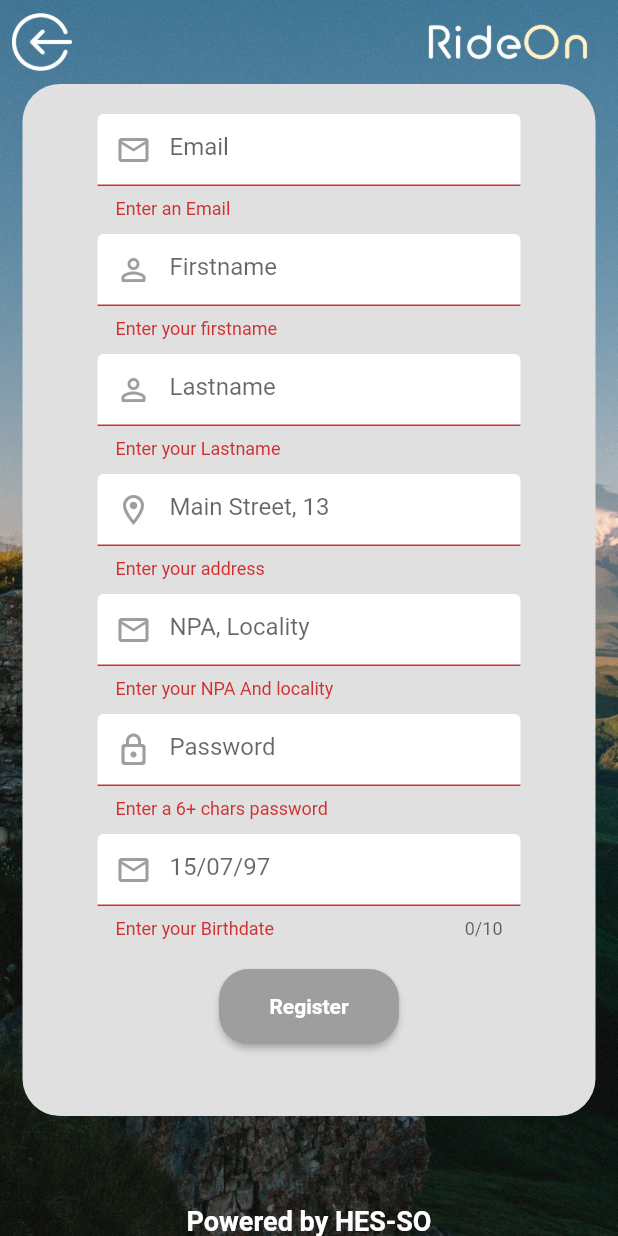
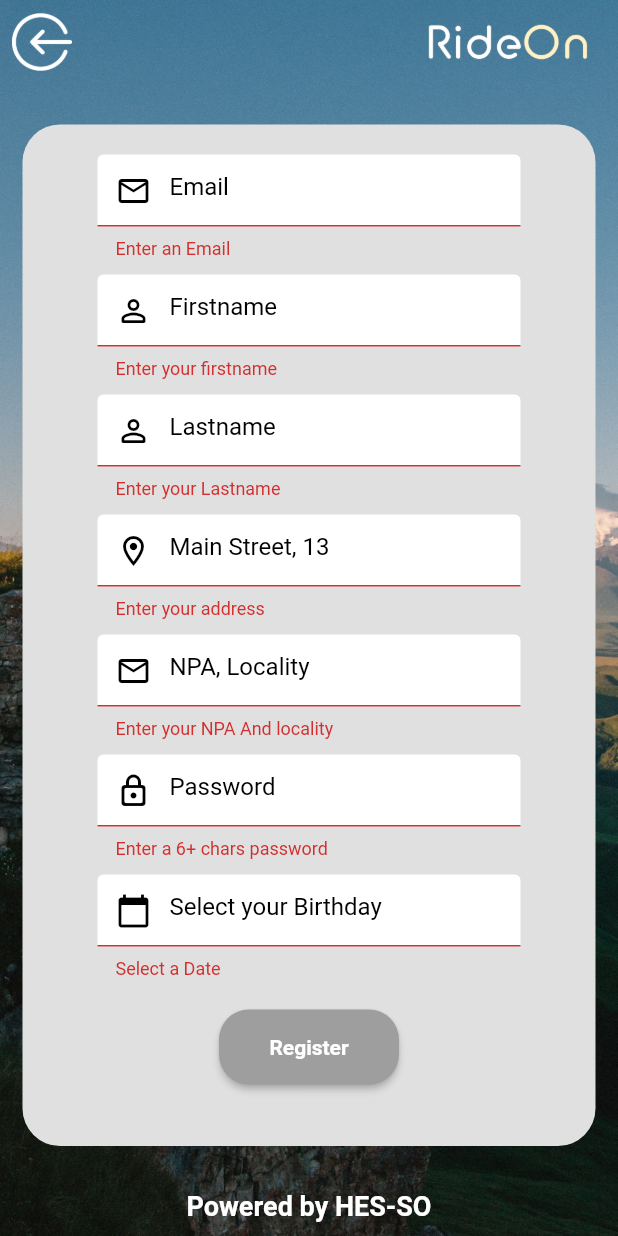
Before and after one commit to ndevanthery/cycling_routes, a Flutter app: the Register screen opened by its route, after a tap on "Register", on a phone screen of 412 x 824 dp. Run offline on Flutter 3.47's test engine with Material 2 defaults, Android fonts, the phone set to English and light mode, and no system bars; our stand-ins replace cloud_firestore, firebase_auth, firebase_core, flutter_map, flutter_spinkit, flutter_svg and 2 more; missing offline and left inert: dart:html, dart:js; accounts and stored records are empty.

Commit message:
Date picker for birthday in register OK

```diff
--- a/lib/Screens/authenticate/register.dart
+++ b/lib/Screens/authenticate/register.dart
@@ -1,5 +1,6 @@
 import 'package:cycling_routes/Screens/authenticate/sign_in.dart';
 import 'package:flutter/material.dart';
+import 'package:intl/intl.dart';
 
 import '../../Services/auth.dart';
 import '../../Shared/components/loading.dart';
@@ -13,6 +14,8 @@ class Register extends StatefulWidget {
 }
 
 class _RegisterState extends State<Register> {
+  TextEditingController dateInput = TextEditingController();
+
   final AuthService _auth = AuthService();
   final _formKey = GlobalKey<FormState>();
   bool isLoading = false;
@@ -25,7 +28,6 @@ class _RegisterState extends State<Register> {
   late String lastname;
   late String address;
   late String npa;
-  late DateTime birthdate;
   @override
   initState() {
     super.initState();
@@ -36,14 +38,13 @@ class _RegisterState extends State<Register> {
     lastname = '';
     address = '';
     npa = '';
-    birthdate = DateTime.now();
+    dateInput.text = "";
   }
 
   @override
   Widget build(BuildContext context) {
     return isLoading
         ? const Loading()
-
         : Stack(children: <Widget>[
             Image.asset(
               "assets/img/bkg_signin.jpg",
@@ -93,9 +94,13 @@ class _RegisterState extends State<Register> {
                       child: Column(
                         children: <Widget>[
                           TextFormField(
+                            style: const TextStyle(color: Colors.black),
                             decoration: textInputDecoration.copyWith(
                                 hintText: 'Email',
-                                prefixIcon: const Icon(Icons.mail_outline)),
+                                prefixIcon: const Icon(
+                                  Icons.mail_outline,
+                                  color: Colors.black,
+                                )),
                             validator: (value) =>
                                 value == '' ? 'Enter an Email' : null,
                             onChanged: (value) {
@@ -106,9 +111,13 @@ class _RegisterState extends State<Register> {
                             height: 10.0,
                           ),
                           TextFormField(
+                            style: const TextStyle(color: Colors.black),
                             decoration: textInputDecoration.copyWith(
                                 hintText: 'Firstname',
-                                prefixIcon: const Icon(Icons.person_outline_rounded)),
+                                prefixIcon: const Icon(
+                                  Icons.person_outline_rounded,
+                                  color: Colors.black,
+                                )),
                             validator: (value) =>
                                 value == '' ? 'Enter your firstname' : null,
                             onChanged: (value) {
@@ -119,9 +128,13 @@ class _RegisterState extends State<Register> {
                             height: 10.0,
                           ),
                           TextFormField(
+                            style: const TextStyle(color: Colors.black),
                             decoration: textInputDecoration.copyWith(
                                 hintText: 'Lastname',
-                                prefixIcon: const Icon(Icons.person_outline_rounded)),
+                                prefixIcon: const Icon(
+                                  Icons.person_outline_rounded,
+                                  color: Colors.black,
+                                )),
                             validator: (value) =>
                                 value == '' ? 'Enter your Lastname' : null,
                             onChanged: (value) {
@@ -132,9 +145,13 @@ class _RegisterState extends State<Register> {
                             height: 10.0,
                           ),
                           TextFormField(
+                            style: const TextStyle(color: Colors.black),
                             decoration: textInputDecoration.copyWith(
                                 hintText: 'Main Street, 13',
-                                prefixIcon: const Icon(Icons.location_on_outlined)),
+                                prefixIcon: const Icon(
+                                  Icons.location_on_outlined,
+                                  color: Colors.black,
+                                )),
                             validator: (value) =>
                                 value == '' ? 'Enter your address' : null,
                             onChanged: (value) {
@@ -145,9 +162,13 @@ class _RegisterState extends State<Register> {
                             height: 10.0,
                           ),
                           TextFormField(
+                            style: const TextStyle(color: Colors.black),
                             decoration: textInputDecoration.copyWith(
                                 hintText: 'NPA, Locality',
-                                prefixIcon: const Icon(Icons.mail_outline)),
+                                prefixIcon: const Icon(
+                                  Icons.mail_outline,
+                                  color: Colors.black,
+                                )),
                             validator: (value) => value == ''
                                 ? 'Enter your NPA And locality'
                                 : null,
@@ -159,10 +180,13 @@ class _RegisterState extends State<Register> {
                             height: 10.0,
                           ),
                           TextFormField(
+                            style: const TextStyle(color: Colors.black),
                             decoration: textInputDecoration.copyWith(
                                 hintText: 'Password',
-                                prefixIcon:
-                                    const Icon(Icons.lock_outline_rounded)),
+                                prefixIcon: const Icon(
+                                  Icons.lock_outline_rounded,
+                                  color: Colors.black,
+                                )),
                             validator: (value) => value!.length < 6
                                 ? 'Enter a 6+ chars password'
                                 : null,
@@ -174,56 +198,43 @@ class _RegisterState extends State<Register> {
                           const SizedBox(
                             height: 10.0,
                           ),
-                          // InputDatePickerFormField(
-                          //   firstDate: DateTime(
-                          //     2019,
-                          //     1,
-                          //     30,
-                          //   ),
-                          //   lastDate: DateTime.now(),
-                          //   initialDate: birthdate,
-                          //   onDateSubmitted: (date) {
-                          //     setState(() {
-                          //       birthdate = date;
-                          //     });
-                          //   },
-                          // ),
-                          InkWell(
-                            onTap: () {
-                              showDatePicker(
-                                      context: context,
-                                      initialDate: birthdate == null
-                                          ? DateTime.now()
-                                          : birthdate,
-                                      firstDate: DateTime(2001),
-                                      lastDate: DateTime(2021))
-                                  .then((date) {
+                          TextFormField(
+                            style: const TextStyle(color: Colors.black),
+                            controller: dateInput,
+                            validator: (value) =>
+                                value!.length < 6 ? 'Select a Date' : null,
+                            //editing controller of this TextField
+                            decoration: textInputDecoration.copyWith(
+                                hintText: 'Select your Birthday',
+                                prefixIcon: const Icon(
+                                  Icons.calendar_today,
+                                  color: Colors.black,
+                                )),
+
+                            readOnly: true,
+                            //set it true, so that user will not able to edit text
+                            onTap: () async {
+                              DateTime? pickedDate = await showDatePicker(
+                                  context: context,
+                                  initialDate: DateTime.now(),
+                                  firstDate: DateTime(1950),
+                                  //DateTime.now() - not to allow to choose before today.
+                                  lastDate: DateTime(2100));
+
+                              if (pickedDate != null) {
+                                print(
+                                    pickedDate); //pickedDate output format => 2021-03-10 00:00:00.000
+                                String formattedDate =
+                                    DateFormat('dd-MM-yyyy').format(pickedDate);
+                                print(
+                                    formattedDate); //formatted date output using intl package =>  2021-03-16
                                 setState(() {
-                                  birthdate = date!;
+                                  dateInput.text =
+                                      formattedDate; //set output date to TextField value.
                                 });
-                              }); // Call Function that has showDatePicker()
+                              } else {}
                             },
-                            child: IgnorePointer(
-                              // ignore: unnecessary_new
-                              child: new TextFormField(
-                                decoration: textInputDecoration.copyWith(
-                                    hintText: '15/07/97',
-                                    prefixIcon: const Icon(Icons.mail_outline)),
-                                validator: (value) =>
-                                    value == '' ? 'Enter your Birthdate' : null,
-
-                                maxLength: 10,
-                                // validator: validateDob,
-                                onSaved: (val) {
-                                  setState(() {
-                                    birthdate = val as DateTime;
-                                  });
-                                },
-                              ),
-                            ),
                           ),
-
-
                           const SizedBox(
                             height: 20.0,
                           ),
@@ -269,7 +280,7 @@ class _RegisterState extends State<Register> {
                                 }
                               }),
                           const SizedBox(
-                            height: 12.0,
+                            height: 5.0,
                           ),
                           Text(
                             error,
@@ -281,7 +292,7 @@ class _RegisterState extends State<Register> {
                     ),
                   ),
                   const SizedBox(
-                    height: 40.0,
+                    height: 10.0,
                   ),
                   const PoweredBy(),
                 ],
--- a/lib/Shared/constants.dart
+++ b/lib/Shared/constants.dart
@@ -2,8 +2,12 @@
 
 import 'package:flutter/material.dart';
 
+final RegExp emailValidatorRegExp =
+    RegExp(r"^[a-zA-Z0-9.]+@[a-zA-Z0-9]+\.[a-zA-Z]+");
+
 const textInputDecoration = InputDecoration(
-  prefixIconColor: Colors.grey,
+  labelStyle: TextStyle(color: Colors.black),
+  hintStyle: TextStyle(color: Colors.black),
   fillColor: Colors.white,
   filled: true,
   focusedBorder: OutlineInputBorder(
@@ -18,8 +22,8 @@ ButtonStyle btnDecoration = ElevatedButton.styleFrom(
     shape: RoundedRectangleBorder(
       borderRadius: BorderRadius.circular(20.0),
     ),
-                                          maximumSize: const Size(120.0, 50.0),
-                                      minimumSize: const Size(120.0, 50.0),
-    padding:  EdgeInsets.fromLTRB(3, 8, 3, 8),
+    maximumSize: const Size(120.0, 50.0),
+    minimumSize: const Size(120.0, 50.0),
+    padding: EdgeInsets.fromLTRB(3, 8, 3, 8),
     primary: Colors.grey[500],
     onPrimary: Colors.black);
--- a/lib/main.dart
+++ b/lib/main.dart
@@ -1,4 +1,3 @@
-import 'package:cycling_routes/Screens/wrapper.dart';
 import 'package:cycling_routes/Services/auth.dart';
 import 'package:cycling_routes/Shared/components/loading.dart';
 import 'package:cycling_routes/themes/customTheme.dart';
--- a/pubspec.yaml
+++ b/pubspec.yaml
@@ -43,6 +43,7 @@ dependencies:
   flutter_map: ^2.2.0
   latlong2: ^0.8.0
   geolocator: ^8.2.0
+  intl: ^0.17.0
 
 dev_dependencies:
   flutter_test:
```
Also changed, not shown: lib/Screens/authenticate/sign_in.dart (+13 -11 lines), pubspec.lock.
